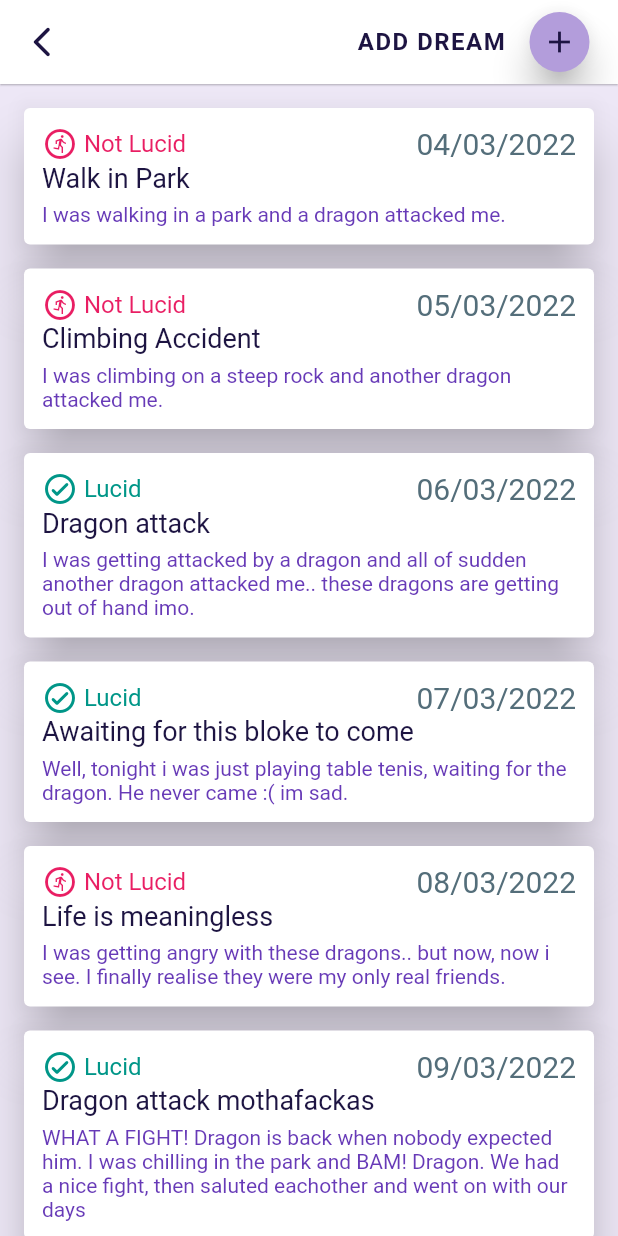
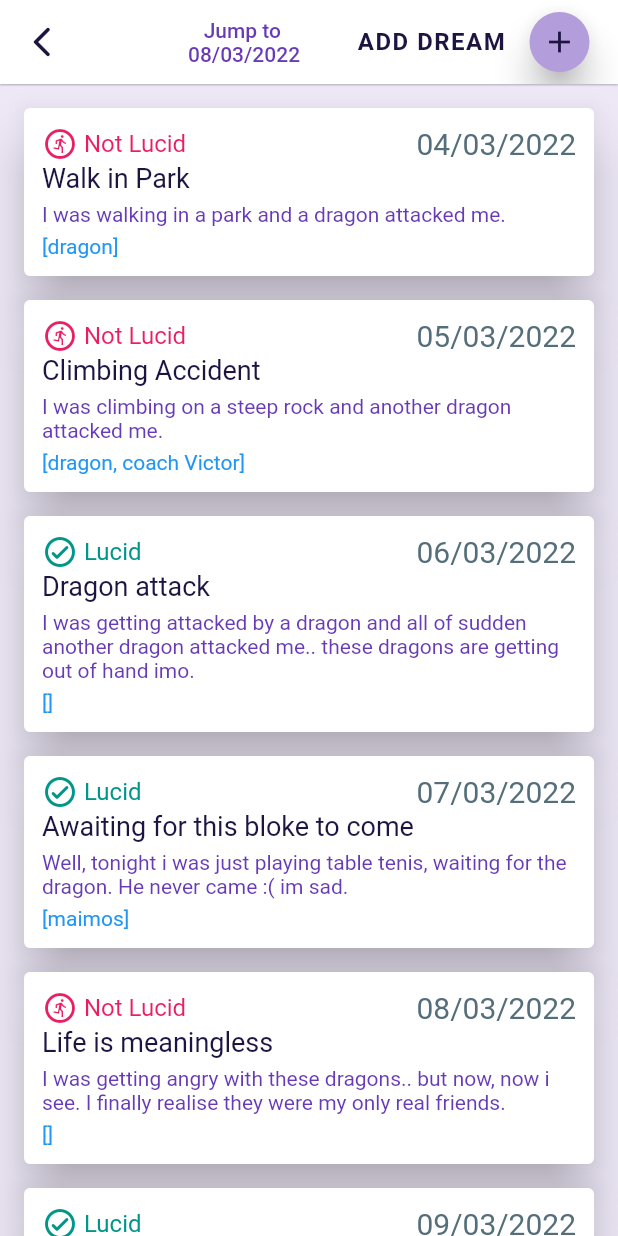
Before and after one commit to CrumblingCastle/DreamCatcher_Flutter, a Flutter app: the DreamList screen opened directly, on a phone screen of 412 x 824 dp. Run offline on Flutter 3.47's test engine with Material 2 defaults, Android fonts, the phone set to English and light mode, and no system bars; drawn by our look-alikes of scrollable_positioned_list; missing offline and left inert: flutter_alarm_clock.

Commit message:
dream list changed from listview to scrollablepositionedlist and u can scroll to hard coded indexes

```diff
--- a/lib/dream.dart
+++ b/lib/dream.dart
@@ -5,10 +5,13 @@ class Dream {
   String description;
   bool lucid;
   DateTime date;
+  List<String> characters;
 
-  Dream(
-      {this.title = 'Untitled Dream',
-      this.description = 'No description added',
-      this.lucid = false,
-      required this.date});
+  Dream({
+    required this.date,
+    this.title = 'Untitled Dream',
+    this.description = 'No description added',
+    this.lucid = false,
+    this.characters = const [],
+  });
 }
--- a/lib/dream_card.dart
+++ b/lib/dream_card.dart
@@ -82,6 +82,14 @@ class DreamCard extends StatelessWidget {
                 color: Colors.deepPurple,
               ),
             ),
+            const SizedBox(height: 5.0),
+            Text(
+              dream.characters.toString(),
+              style: const TextStyle(
+                fontSize: 14.0,
+                color: Colors.blue,
+              ),
+            ),
           ],
         ),
       ),
--- a/lib/main.dart
+++ b/lib/main.dart
@@ -4,6 +4,7 @@ import 'package:flutter/material.dart';
 import 'dream.dart';
 import 'dream_card.dart';
 import 'stat_info_reminder_settings.dart';
+import 'package:scrollable_positioned_list/scrollable_positioned_list.dart';
 // ignore: unused_import
 import 'package:intl/intl.dart';
 
@@ -15,57 +16,122 @@ void main() => runApp(MaterialApp(
       ),
     ));
 
-// list of dreams
+// list of dreams - global
 List<Dream> dreams = [
   Dream(
     title: 'Walk in Park',
     description: 'I was walking in a park and a dragon attacked me.',
     lucid: false,
-      date: DateTime(2022, 03, 04)),
+    date: DateTime(2022, 03, 04),
+    characters: ['dragon'],
+  ),
   Dream(
     title: 'Climbing Accident',
     description:
         'I was climbing on a steep rock and another dragon attacked me.',
     lucid: false,
-      date: DateTime(2022, 03, 05)),
+    date: DateTime(2022, 03, 05),
+    characters: ['dragon', 'coach Victor'],
+  ),
   Dream(
     title: 'Dragon attack',
     description:
         'I was getting attacked by a dragon and all of sudden another dragon attacked me.. these dragons are getting out of hand imo.',
     lucid: true,
-      date: DateTime(2022, 03, 06)),
+    date: DateTime(2022, 03, 06),
+  ),
   Dream(
     title: 'Awaiting for this bloke to come',
     description:
         'Well, tonight i was just playing table tenis, waiting for the dragon. He never came :( im sad.',
     lucid: true,
-      date: DateTime(2022, 03, 07)),
+    date: DateTime(2022, 03, 07),
+    characters: ['maimos'],
+  ),
   Dream(
     title: 'Life is meaningless',
     description:
         'I was getting angry with these dragons.. but now, now i see. I finally realise they were my only real friends.',
     lucid: false,
-      date: DateTime(2022, 03, 08)),
+    date: DateTime(2022, 03, 08),
+  ),
   Dream(
     title: 'Dragon attack mothafackas',
     description:
         'WHAT A FIGHT! Dragon is back when nobody expected him. I was chilling in the park and BAM! Dragon. We had a nice fight, then saluted eachother and went on with our days',
     lucid: true,
-      date: DateTime(2022, 03, 09)),
+    date: DateTime(2022, 03, 09),
+    characters: ['dragon'],
+  ),
   Dream(
     title: 'Lunch with dragon',
     description:
         'Tonight we were not in the mood to fight. Dragon came but we just decided to grab a sandwich instead.',
     lucid: true,
-      date: DateTime(2022, 03, 10)),
+    date: DateTime(2022, 03, 10),
+    characters: ['dragon'],
+  ),
   Dream(
     title:
         'Everybody asks what is dragon doing, but noone ever asks how is dragon doing',
     description:
         'I am getting to know my buddy dragon and he seems like a top bloke. It had never come to my attention how opressed dragon are in todays neo-feudalistic societies.',
     lucid: true,
-      date: DateTime(2022, 03, 11)),
+    date: DateTime(2022, 03, 11),
+    characters: ['dragon'],
+  ),
+  Dream(
+    title: 'Awaiting for this bloke to come',
+    description:
+        'Well, tonight i was just playing table tenis, waiting for the dragon. He never came :( im sad.',
+    lucid: true,
+    date: DateTime(2022, 03, 12),
+    characters: ['maimos'],
+  ),
+  Dream(
+    title: 'Awaiting for this bloke to come',
+    description:
+        'Well, tonight i was just playing table tenis, waiting for the dragon. He never came :( im sad.',
+    lucid: true,
+    date: DateTime(2022, 03, 13),
+    characters: ['maimos'],
+  ),
+  Dream(
+    title: 'Awaiting for this bloke to come',
+    description:
+        'Well, tonight i was just playing table tenis, waiting for the dragon. He never came :( im sad.',
+    lucid: true,
+    date: DateTime(2022, 03, 14),
+    characters: ['maimos'],
+  ),
+  Dream(
+    title: 'Awaiting for this bloke to come',
+    description:
+        'Well, tonight i was just playing table tenis, waiting for the dragon. He never came :( im sad.',
+    lucid: true,
+    date: DateTime(2022, 03, 17),
+    characters: ['maimos'],
+  ),
+  Dream(
+    title: 'Awaiting for this bloke to come',
+    description:
+        'Well, tonight i was just playing table tenis, waiting for the dragon. He never came :( im sad.',
+    lucid: true,
+    date: DateTime(2022, 03, 20),
+    characters: ['maimos'],
+  ),
+  Dream(
+    title: 'Awaiting for this bloke to come',
+    description:
+        'Well, tonight i was just playing table tenis, waiting for the dragon. He never came :( im sad.',
+    lucid: true,
+    date: DateTime(2022, 03, 27),
+    characters: ['maimos'],
+  ),
 ];
+
+// date we picked - global
+DateTime selectedDate = DateTime.now();
 
 // ~~~~~~~~~~~~| Home Page |~~~~~~~~~~~~
 
@@ -129,7 +195,8 @@ class _HomeState extends State<Home> {
             initialDate: DateTime.now(),
             firstDate: DateTime(2022, 1, 1),
             lastDate: DateTime.now().add(const Duration(days: 1825)),
-            onDateChanged: (DateTime dreamDate) {
+            onDateChanged: (DateTime date) {
+              selectedDate = date;
               Navigator.push(
                 context,
                 MaterialPageRoute(
@@ -234,6 +301,23 @@ class DreamList extends StatefulWidget {
 }
 
 class _DreamListState extends State<DreamList> {
+  final ItemScrollController itemController = ItemScrollController();
+  //final ItemPositionsListener itemPositionsListener = ItemPositionsListener();
+
+  Future scrollToItem(int index) async {
+    itemController.scrollTo(
+      index: index,
+      duration: const Duration(seconds: 1),
+      curve: Curves.easeInOutCubic,
+    );
+  }
+
+  @override
+  initState() {
+    scrollToItem(5);
+    super.initState();
+  }
+
   @override
   Widget build(BuildContext context) {
     return Scaffold(
@@ -250,7 +334,13 @@ class _DreamListState extends State<DreamList> {
         actions: [
           Row(
             children: [
-              //Text(DateFormat.yMMMd().format(dreamDate)),
+              TextButton(
+                child: Text('   Jump to\n${dMy.format(selectedDate)}'),
+                onPressed: () {
+                  scrollToItem(6);
+                },
+              ),
+              const SizedBox(width: 30.0),
               const Text(
                 'ADD DREAM',
                 style: TextStyle(
@@ -260,9 +350,7 @@ class _DreamListState extends State<DreamList> {
                   fontWeight: FontWeight.bold,
                 ),
               ),
-              const SizedBox(
-                width: 12.0,
-              ),
+              const SizedBox(width: 12.0),
               FloatingActionButton(
                 onPressed: () {
                   Navigator.push(
@@ -280,22 +368,25 @@ class _DreamListState extends State<DreamList> {
                   color: Color.fromARGB(255, 29, 20, 66),
                 ),
               ),
-              const SizedBox(
-                width: 15.0,
-              ),
+              const SizedBox(width: 15.0),
             ],
           ),
         ],
       ),
-      body: ListView(
-        children: dreams.map((dream) => DreamCard(dream: dream)).toList(),
+      body: ScrollablePositionedList.builder(
+        itemCount: dreams.length,
+        itemBuilder: (context, index) {
+          return DreamCard(dream: dreams[index]);
+        },
+        itemScrollController: itemController,
+        //itemPositionsListener: ItemPositionsListener(),
+        //  children: dreams.map((dream) => DreamCard(dream: dream)).toList(),
       ),
     );
   }
 }
 
 // ~~~~~~~~~~~~| Add Dream |~~~~~~~~~~~~
-// Βάλτο μέσα στη main εκεί που ήταν να είναι κανονικά
 
 class AddDream extends StatefulWidget {
   const AddDream({Key? key}) : super(key: key);
--- a/pubspec.yaml
+++ b/pubspec.yaml
@@ -37,6 +37,7 @@ dependencies:
   intl: ^0.17.0
   flutter_alarm_clock: ^0.0.2
   url_launcher:
+  scrollable_positioned_list: ^0.2.3
 
 dev_dependencies:
   flutter_test:
```
Also changed, not shown: pubspec.lock. Lines whose indentation alone changed are shown as unchanged.
